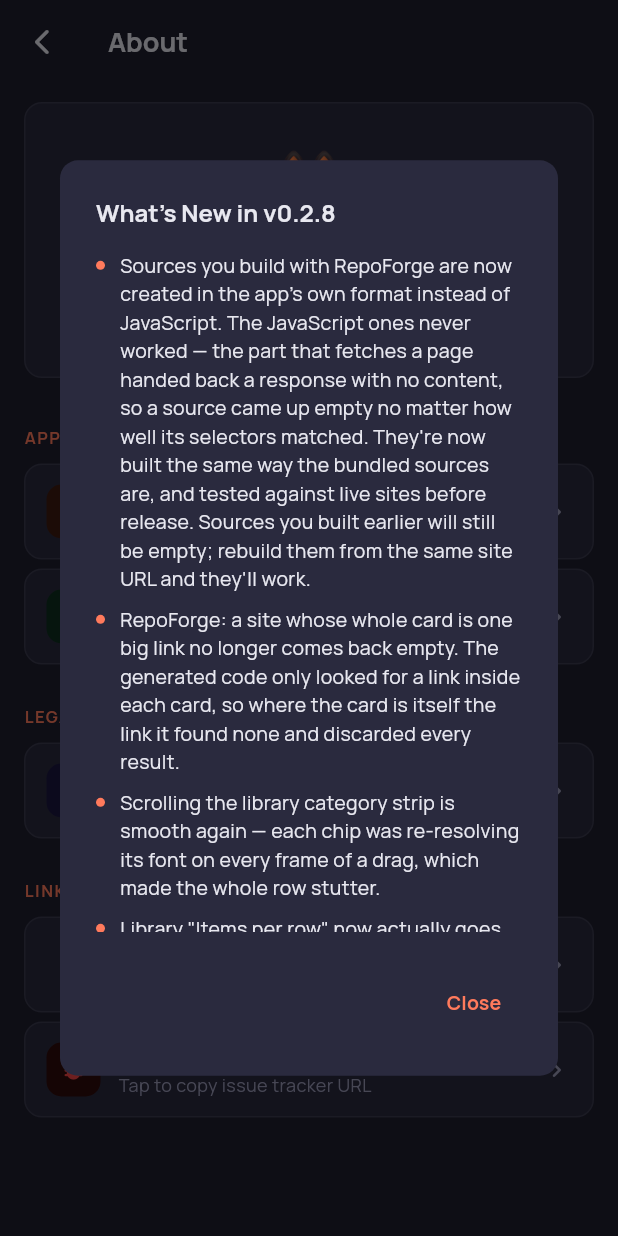
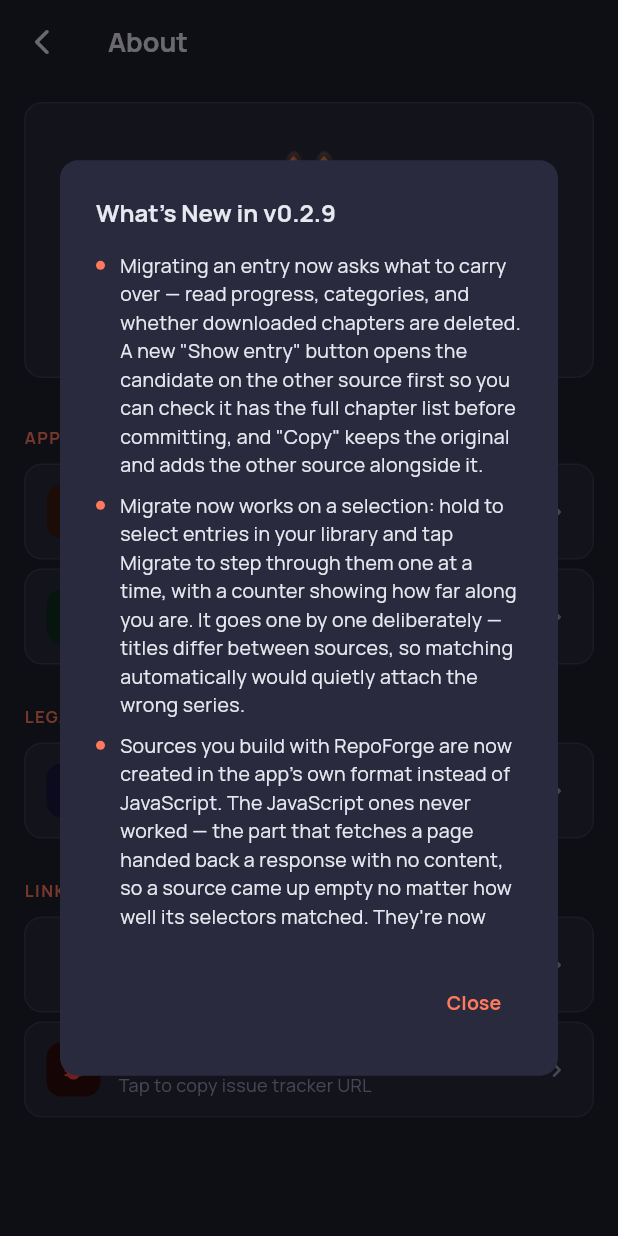
Before and after one commit to ghotato/Foxlations, a Flutter app: the AboutSettingsPage screen opened directly, after a tap on "What's New", on a phone screen of 412 x 824 dp. Run offline on Flutter 3.47's test engine with Material 3 defaults, Android fonts, the phone set to English and light mode, and no system bars; our stand-ins replace cached_network_image, dio, file_picker, flutter_secure_storage, google_fonts, google_generative_ai and 7 more; missing offline and left inert: d4rt, encrypt, flutter_inappwebview, flutter_js, foxlations, google_mlkit_text_recognition and 5 more; accounts and stored records are empty; network calls fail.

Commit message:
build 033 (0.2.9+33)

```diff
--- a/lib/presentation/settings_screen/widgets/about_settings_page.dart
+++ b/lib/presentation/settings_screen/widgets/about_settings_page.dart
@@ -239,6 +239,18 @@
           mainAxisSize: MainAxisSize.min,
           crossAxisAlignment: CrossAxisAlignment.start,
           children: [
+            _ChangelogItem('Migrating an entry now asks what to carry over — '
+                'read progress, categories, and whether downloaded chapters are '
+                'deleted. A new "Show entry" button opens the candidate on the '
+                'other source first so you can check it has the full chapter '
+                'list before committing, and "Copy" keeps the original and adds '
+                'the other source alongside it.'),
+            _ChangelogItem('Migrate now works on a selection: hold to select '
+                'entries in your library and tap Migrate to step through them '
+                'one at a time, with a counter showing how far along you are. '
+                'It goes one by one deliberately — titles differ between '
+                'sources, so matching automatically would quietly attach the '
+                'wrong series.'),
             _ChangelogItem('Sources you build with RepoForge are now created in '
                 'the app\'s own format instead of JavaScript. The JavaScript '
                 'ones never worked — the part that fetches a page handed back '
--- a/notes.txt
+++ b/notes.txt
@@ -1,13 +1,26 @@
-RepoForge now builds sources that actually work, plus two library fixes.
+Migration is much more useful, RepoForge now builds sources that actually work,
+plus two library fixes.
+
+Migrating
+- Before replacing an entry you can now choose what carries over — read
+  progress, categories, and whether downloaded chapters are deleted.
+- New "Show entry" button opens the candidate on the other source first, so you
+  can check it has the full chapter list before committing. Previously the only
+  way to find out was to migrate and see.
+- New "Copy" keeps the original and adds the other source alongside it, which is
+  useful when you want the same series from two places rather than moving it.
+- Migrate now works on a selection: hold to select entries in your library and
+  tap Migrate to step through them one at a time, with a counter showing how far
+  along you are. It walks entries individually on purpose — titles differ
+  between sources, so matching them automatically would quietly attach the wrong
+  series.
 
 RepoForge
 - Sources you build are now created in the app's own format instead of
   JavaScript. The JavaScript ones never worked: the part that fetches a page
   handed back a response with no content, so every source came up empty no
-  matter how well its selectors matched. Nothing about a generated source was
-  visibly wrong, which is why this took so long to pin down. They are now built
-  the same way the bundled sources are, and are tested against live sites before
-  release.
+  matter how well its selectors matched. They are now built the same way the
+  bundled sources are, and tested against live sites before release.
 - A site whose whole card is a single link no longer comes back empty. The
   generated code only looked for a link inside each card, so on sites where the
   card *is* the link it found none and quietly discarded every result.
--- a/pubspec.yaml
+++ b/pubspec.yaml
@@ -1,7 +1,7 @@
 name: manga_reader
 description: A manga reading app with extension-based sources.
 publish_to: 'none'
-version: 0.2.8+32
+version: 0.2.9+33
 
 environment:
   sdk: ^3.11.3
```
Also changed, not shown: lib/presentation/library_screen/library_screen.dart (+34 -0 lines), lib/presentation/manga_detail_screen/migrate_screen.dart (+83 -42 lines), lib/presentation/manga_detail_screen/widgets/migration_options_dialog.dart (added, +162 -0 lines).
